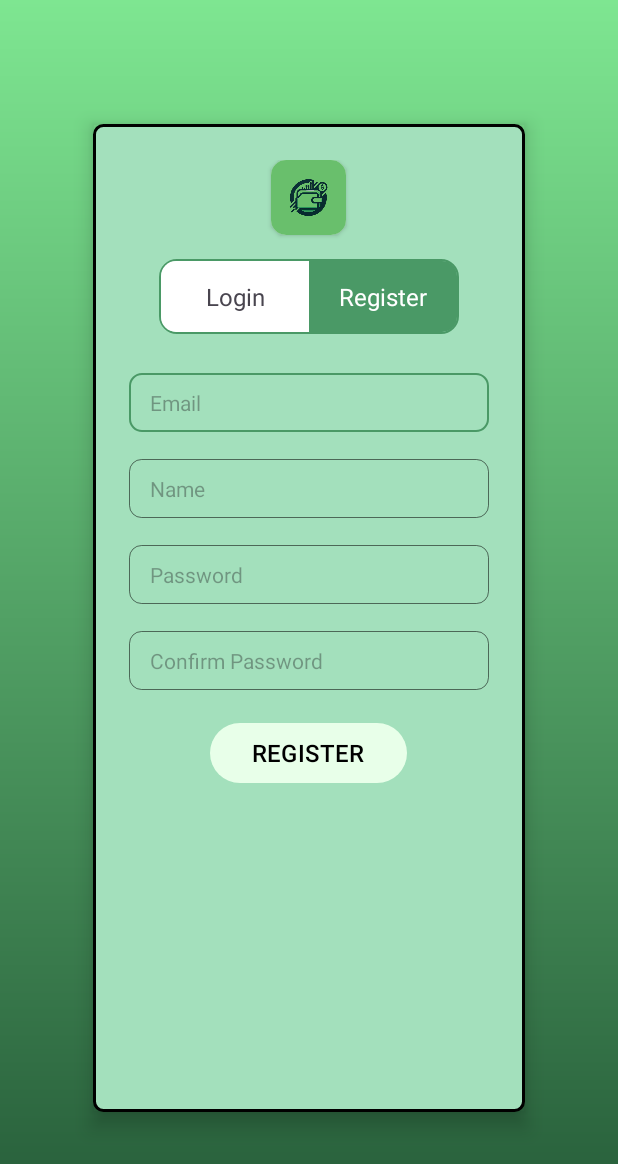
After one commit to crzie/Wallextra, an Android app: the RegisterActivity screen opened directly, with no data from a screen before it, on a phone screen of 412 x 824 dp. The commit adds this screen. Shown: the top 1164 px of the screen. Run offline under Robolectric (Android 15) with nearby library versions, the phone set to English and light mode, and no system bars.

Commit message:
register, login layout

```diff
--- a/app/src/main/AndroidManifest.xml
+++ b/app/src/main/AndroidManifest.xml
@@ -13,6 +13,12 @@
         android:theme="@style/Theme.Wallextra"
         tools:targetApi="31">
         <activity
+            android:name=".views.RegisterActivity"
+            android:exported="false" />
+        <activity
+            android:name=".views.LoginActivity"
+            android:exported="false" />
+        <activity
             android:name=".MainActivity"
             android:exported="true">
             <intent-filter>
--- /dev/null
+++ b/app/src/main/java/com/example/wallextra/views/RegisterActivity.java
@@ -0,0 +1,20 @@
+package com.example.wallextra.views;
+
+import android.os.Bundle;
+
+import androidx.activity.EdgeToEdge;
+import androidx.appcompat.app.AppCompatActivity;
+import androidx.core.graphics.Insets;
+import androidx.core.view.ViewCompat;
+import androidx.core.view.WindowInsetsCompat;
+
+import com.example.wallextra.R;
+
+public class RegisterActivity extends AppCompatActivity {
+
+    @Override
+    protected void onCreate(Bundle savedInstanceState) {
+        super.onCreate(savedInstanceState);
+        setContentView(R.layout.activity_register);
+    }
+}
--- /dev/null
+++ b/app/src/main/res/drawable/background_active_toggle_left_rounded.xml
@@ -0,0 +1,5 @@
+<?xml version="1.0" encoding="utf-8"?>
+<shape xmlns:android="http://schemas.android.com/apk/res/android">
+    <solid android:color="@color/green_primary"/>
+    <corners android:bottomLeftRadius="10dp" android:topLeftRadius="10dp"/>
+</shape>
--- /dev/null
+++ b/app/src/main/res/drawable/background_active_toggle_right_rounded.xml
@@ -0,0 +1,5 @@
+<?xml version="1.0" encoding="utf-8"?>
+<shape xmlns:android="http://schemas.android.com/apk/res/android">
+    <solid android:color="@color/green_primary"/>
+    <corners android:bottomRightRadius="10dp" android:topRightRadius="10dp"/>
+</shape>
--- /dev/null
+++ b/app/src/main/res/drawable/background_gradient.xml
@@ -0,0 +1,12 @@
+<?xml version="1.0" encoding="utf-8"?>
+<layer-list xmlns:android="http://schemas.android.com/apk/res/android">
+    <item>
+        <shape android:shape="rectangle">
+            <gradient
+                android:angle="-45"
+                android:startColor="#7EE691"
+                android:endColor="#255B38"
+                android:type="linear" />
+        </shape>
+    </item>
+</layer-list>
--- /dev/null
+++ b/app/src/main/res/drawable/background_inactive_toggle_left_rounded.xml
@@ -0,0 +1,5 @@
+<?xml version="1.0" encoding="utf-8"?>
+<shape xmlns:android="http://schemas.android.com/apk/res/android">
+    <solid android:color="@color/white"/>
+    <corners android:bottomLeftRadius="10dp" android:topLeftRadius="10dp"/>
+</shape>
--- /dev/null
+++ b/app/src/main/res/drawable/background_inactive_toggle_right_rounded.xml
@@ -0,0 +1,5 @@
+<?xml version="1.0" encoding="utf-8"?>
+<shape xmlns:android="http://schemas.android.com/apk/res/android">
+    <solid android:color="@color/white"/>
+    <corners android:bottomRightRadius="10dp" android:topRightRadius="10dp"/>
+</shape>
--- /dev/null
+++ b/app/src/main/res/drawable/background_login_edit_text.xml
@@ -0,0 +1,15 @@
+<?xml version="1.0" encoding="utf-8"?>
+<selector xmlns:android="http://schemas.android.com/apk/res/android">
+    <item android:state_focused="false">
+        <shape>
+            <corners android:radius="8dp"/>
+            <stroke android:width="0.8dp" android:color="#88000000"/>
+        </shape>
+    </item>
+    <item android:state_focused="true">
+        <shape>
+            <corners android:radius="8dp"/>
+            <stroke android:width="1dp" android:color="@color/green_primary"/>
+        </shape>
+    </item>
+</selector>
--- /dev/null
+++ b/app/src/main/res/drawable/background_login_register.xml
@@ -0,0 +1,6 @@
+<?xml version="1.0" encoding="utf-8"?>
+<shape xmlns:android="http://schemas.android.com/apk/res/android">
+    <solid android:color="#a3e0bc"/>
+    <corners android:radius="6dp"/>
+    <stroke android:width="2dp"/>
+</shape>
--- /dev/null
+++ b/app/src/main/res/drawable/background_login_register_toggle.xml
@@ -0,0 +1,7 @@
+<?xml version="1.0" encoding="utf-8"?>
+<shape xmlns:android="http://schemas.android.com/apk/res/android">
+    <corners android:radius="11dp" />
+    <stroke
+        android:width="1dp"
+        android:color="@color/green_primary" />
+</shape>
--- /dev/null
+++ b/app/src/main/res/layout/activity_register.xml
@@ -0,0 +1,135 @@
+<?xml version="1.0" encoding="utf-8"?>
+<androidx.constraintlayout.widget.ConstraintLayout xmlns:android="http://schemas.android.com/apk/res/android"
+    xmlns:app="http://schemas.android.com/apk/res-auto"
+    xmlns:tools="http://schemas.android.com/tools"
+    android:id="@+id/main"
+    android:layout_width="match_parent"
+    android:layout_height="match_parent"
+    android:background="@drawable/background_gradient"
+    tools:context=".views.RegisterActivity">
+
+
+    <androidx.cardview.widget.CardView
+        android:layout_width="0dp"
+        android:layout_height="0dp"
+        app:cardBackgroundColor="@android:color/transparent"
+        app:cardCornerRadius="0dp"
+        app:cardElevation="8dp"
+        app:layout_constraintBottom_toBottomOf="parent"
+        app:layout_constraintEnd_toEndOf="parent"
+        app:layout_constraintHeight_percent="0.8"
+        app:layout_constraintStart_toStartOf="parent"
+        app:layout_constraintTop_toTopOf="parent"
+        app:layout_constraintWidth_percent="0.7">
+
+        <LinearLayout
+            android:layout_width="match_parent"
+            android:layout_height="match_parent"
+            android:background="@drawable/background_login_register"
+            android:gravity="center_horizontal"
+            android:orientation="vertical"
+            android:paddingHorizontal="24dp"
+            android:paddingVertical="24dp"
+            app:layout_constraintEnd_toEndOf="parent"
+            app:layout_constraintStart_toStartOf="parent"
+            app:layout_constraintTop_toTopOf="parent">
+
+            <androidx.cardview.widget.CardView
+                android:layout_width="wrap_content"
+                android:layout_height="wrap_content"
+                app:cardCornerRadius="10dp">
+
+                <ImageView
+                    android:layout_width="50dp"
+                    android:layout_height="50dp"
+                    android:src="@drawable/wallextra_removebg_preview" />
+            </androidx.cardview.widget.CardView>
+
+            <androidx.constraintlayout.widget.ConstraintLayout
+                android:layout_width="200dp"
+                android:layout_height="50dp"
+                android:layout_marginTop="16dp"
+                android:background="@drawable/background_login_register_toggle"
+                android:orientation="horizontal"
+                android:padding="1dp">
+
+                <TextView
+                    android:id="@+id/login_text"
+                    android:layout_width="0dp"
+                    android:layout_height="match_parent"
+                    android:background="@drawable/background_inactive_toggle_left_rounded"
+                    android:gravity="center"
+                    android:text="Login"
+                    android:textSize="16sp"
+                    app:layout_constraintBottom_toBottomOf="parent"
+                    app:layout_constraintEnd_toStartOf="@+id/register_text"
+                    app:layout_constraintStart_toStartOf="parent"
+                    app:layout_constraintTop_toTopOf="parent" />
+
+                <TextView
+                    android:id="@+id/register_text"
+                    android:layout_width="0dp"
+                    android:layout_height="match_parent"
+                    android:background="@drawable/background_active_toggle_right_rounded"
+                    android:gravity="center"
+                    android:text="Register"
+                    android:textColor="@color/white"
+                    android:textSize="16sp"
+                    app:layout_constraintBottom_toBottomOf="parent"
+                    app:layout_constraintEnd_toEndOf="parent"
+                    app:layout_constraintStart_toEndOf="@+id/login_text"
+                    app:layout_constraintTop_toTopOf="parent" />
+            </androidx.constraintlayout.widget.ConstraintLayout>
+
+            <EditText
+                android:layout_width="match_parent"
+                android:layout_height="wrap_content"
+                android:layout_marginTop="26dp"
+                android:background="@drawable/background_login_edit_text"
+                android:hint="Email"
+                android:paddingHorizontal="14dp"
+                android:paddingVertical="10dp"
+                android:textSize="14sp" />
+
+            <EditText
+                android:layout_width="match_parent"
+                android:layout_height="wrap_content"
+                android:layout_marginTop="18dp"
+                android:background="@drawable/background_login_edit_text"
+                android:hint="Name"
+                android:paddingHorizontal="14dp"
+                android:paddingVertical="10dp"
+                android:textSize="14sp" />
+
+            <EditText
+                android:layout_width="match_parent"
+                android:layout_height="wrap_content"
+                android:layout_marginTop="18dp"
+                android:background="@drawable/background_login_edit_text"
+                android:hint="Password"
+                android:paddingHorizontal="14dp"
+                android:paddingVertical="10dp"
+                android:textSize="14sp" />
+
+            <EditText
+                android:layout_width="match_parent"
+                android:layout_height="wrap_content"
+                android:layout_marginTop="18dp"
+                android:background="@drawable/background_login_edit_text"
+                android:hint="Confirm Password"
+                android:paddingHorizontal="14dp"
+                android:paddingVertical="10dp"
+                android:textSize="14sp"/>
+
+            <Button
+                android:layout_width="wrap_content"
+                android:layout_height="wrap_content"
+                android:layout_marginTop="18dp"
+                android:text="REGISTER"
+                android:textColor="@color/black"
+                android:textSize="16sp"
+                style="@style/LoginButton"/>
+        </LinearLayout>
+
+    </androidx.cardview.widget.CardView>
+</androidx.constraintlayout.widget.ConstraintLayout>
--- a/app/src/main/res/values/colors.xml
+++ b/app/src/main/res/values/colors.xml
@@ -2,4 +2,5 @@
 <resources>
     <color name="black">#FF000000</color>
     <color name="white">#FFFFFFFF</color>
+    <color name="green_primary">#4A9966</color>
 </resources>
--- a/app/src/main/res/values/strings.xml
+++ b/app/src/main/res/values/strings.xml
@@ -1,3 +1,4 @@
 <resources>
     <string name="app_name">Wallextra</string>
+    <string name="forgot_your_password"><u>Forgot your password?</u></string>
 </resources>
--- a/app/src/main/res/values/themes.xml
+++ b/app/src/main/res/values/themes.xml
@@ -2,8 +2,15 @@
     <!-- Base application theme. -->
     <style name="Base.Theme.Wallextra" parent="Theme.Material3.DayNight.NoActionBar">
         <!-- Customize your light theme here. -->
-        <!-- <item name="colorPrimary">@color/my_light_primary</item> -->
+<!--         <item name="colorPrimary">@color/my_light_primary</item> -->
     </style>
 
     <style name="Theme.Wallextra" parent="Base.Theme.Wallextra" />
+    <style name="LoginButton" parent="Widget.Material3.Button">
+        <item name="backgroundTint">#E8FFE9</item>
+        <item name="cornerRadius">20dp</item>
+        <item name="android:paddingHorizontal">28dp</item>
+        <item name="android:paddingVertical">0dp</item>
+        <item name="android:elevation">8dp</item>
+    </style>
 </resources>
```
Also changed, not shown: app/src/main/java/com/example/wallextra/views/LoginActivity.java (added, +20 -0 lines), app/src/main/res/layout/activity_login.xml (added, +122 -0 lines), app/src/main/res/drawable/wallextra_removebg_preview.png (added).
